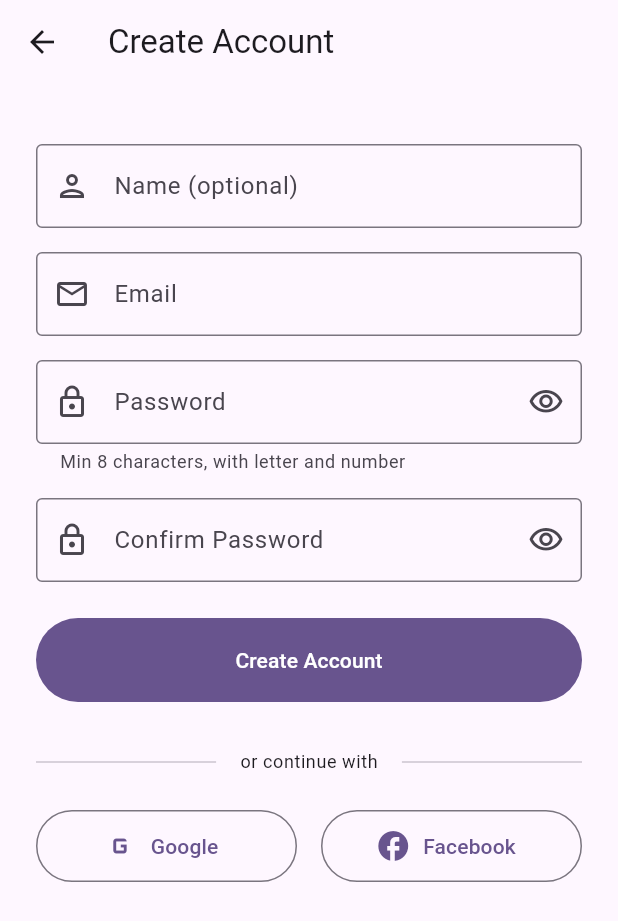
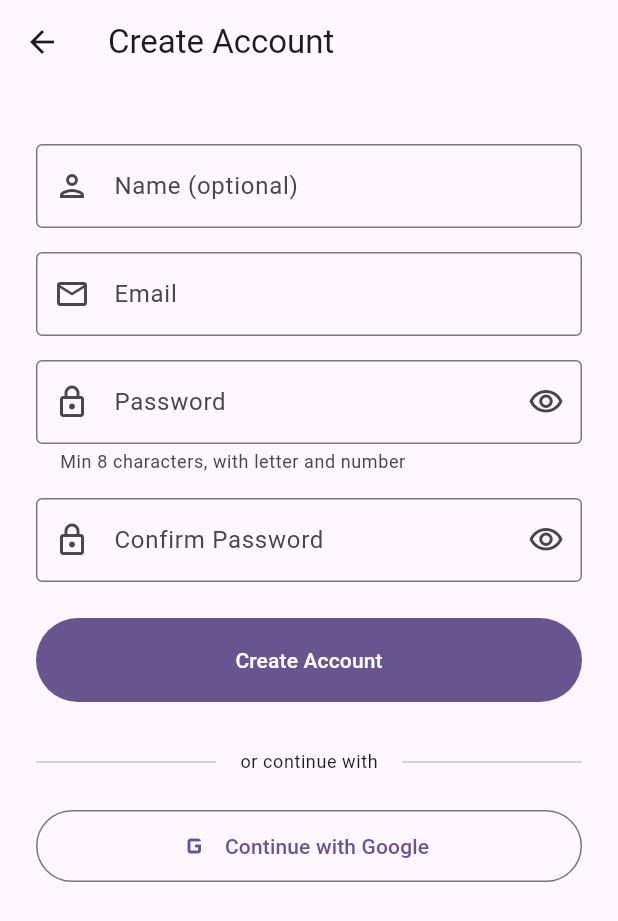
Before and after one commit to Divyesh320/flutter-ai-video-editer, a Flutter app: the SignupScreen screen opened by its route, on a phone screen of 412 x 824 dp. Shown: the top 921 px of the screen. Run offline on Flutter 3.47's test engine with Material 3 defaults, Android fonts, the light colour scheme and no system bars; our stand-ins replace dio, equatable, flutter_markdown, flutter_riverpod, flutter_secure_storage, image_picker and 3 more; missing offline and left inert: flutter_sound; accounts and stored records are empty; network calls fail.

Commit message:
remove facebook login

```diff
--- a/lib/core/config/env_config.dart
+++ b/lib/core/config/env_config.dart
@@ -104,7 +104,6 @@ class EnvConfig {
   // ===========================================
 
   String? get googleClientId => getStringOrNull('GOOGLE_CLIENT_ID');
-  String? get facebookAppId => getStringOrNull('FACEBOOK_APP_ID');
 
   // ===========================================
   // AI Services Configuration
--- a/lib/core/config/env_loader.dart
+++ b/lib/core/config/env_loader.dart
@@ -110,8 +110,6 @@ class EnvLoader {
     _addIfNotEmpty(config, 'JWT_SECRET_KEY', const String.fromEnvironment('JWT_SECRET_KEY'));
     _addIfNotEmpty(config, 'GOOGLE_CLIENT_ID', const String.fromEnvironment('GOOGLE_CLIENT_ID'));
     _addIfNotEmpty(config, 'GOOGLE_CLIENT_SECRET', const String.fromEnvironment('GOOGLE_CLIENT_SECRET'));
-    _addIfNotEmpty(config, 'FACEBOOK_APP_ID', const String.fromEnvironment('FACEBOOK_APP_ID'));
-    _addIfNotEmpty(config, 'FACEBOOK_APP_SECRET', const String.fromEnvironment('FACEBOOK_APP_SECRET'));
 
     // AI Services
     _addIfNotEmpty(config, 'OPENAI_API_KEY', const String.fromEnvironment('OPENAI_API_KEY'));
--- a/lib/core/models/user.dart
+++ b/lib/core/models/user.dart
@@ -9,8 +9,6 @@ enum AuthProvider {
   email,
   @JsonValue('google')
   google,
-  @JsonValue('facebook')
-  facebook,
 }
 
 /// User model representing an authenticated user
--- a/lib/features/auth/screens/signup_screen.dart
+++ b/lib/features/auth/screens/signup_screen.dart
@@ -184,34 +184,15 @@ class _SignupScreenState extends ConsumerState<SignupScreen> {
                 ),
                 const SizedBox(height: 24),
                 // OAuth Buttons
-                Row(
-                  children: [
-                    Expanded(
-                      child: OutlinedButton.icon(
+                OutlinedButton.icon(
                   onPressed: authState.isLoading
                       ? null
                       : () => _handleOAuthLogin(OAuthProvider.google),
                   icon: const Icon(Icons.g_mobiledata, size: 24),
-                        label: const Text('Google'),
+                  label: const Text('Continue with Google'),
                   style: OutlinedButton.styleFrom(
                     minimumSize: const Size.fromHeight(48),
                   ),
-                      ),
-                    ),
-                    const SizedBox(width: 16),
-                    Expanded(
-                      child: OutlinedButton.icon(
-                        onPressed: authState.isLoading
-                            ? null
-                            : () => _handleOAuthLogin(OAuthProvider.facebook),
-                        icon: const Icon(Icons.facebook, size: 24),
-                        label: const Text('Facebook'),
-                        style: OutlinedButton.styleFrom(
-                          minimumSize: const Size.fromHeight(48),
-                        ),
-                      ),
-                    ),
-                  ],
                 ),
               ],
             ),
--- a/lib/features/auth/services/auth_service.dart
+++ b/lib/features/auth/services/auth_service.dart
@@ -63,7 +63,7 @@ class SignupRequest {
 }
 
 /// OAuth provider types
-enum OAuthProvider { google, facebook }
+enum OAuthProvider { google }
 
 /// Abstract interface for authentication operations
 abstract class AuthService {
@@ -73,7 +73,7 @@ abstract class AuthService {
   /// Register new user with email
   Future<AuthResponse> signup(SignupRequest request);
 
-  /// Login with OAuth provider (Google/Facebook)
+  /// Login with OAuth provider (Google)
   Future<AuthResponse> loginWithOAuth(OAuthProvider provider);
 
   /// Logout and clear credentials
@@ -197,12 +197,12 @@ class AuthServiceImpl implements AuthService {
   @override
   Future<AuthResponse> loginWithOAuth(OAuthProvider provider) async {
     // OAuth flow - get token from provider first, then send to backend
-    // This would typically use google_sign_in or flutter_facebook_auth packages
+    // This would typically use google_sign_in package
 
     // For now, throw unimplemented
     throw UnimplementedError(
       'OAuth login requires platform-specific implementation. '
-      'Use google_sign_in or flutter_facebook_auth packages.',
+      'Use google_sign_in package.',
     );
   }
 
```
Also changed, not shown: lib/features/auth/screens/login_screen.dart (+2 -21 lines), lib/core/models/user.g.dart, 4 other files. Lines whose indentation alone changed are shown as unchanged.
